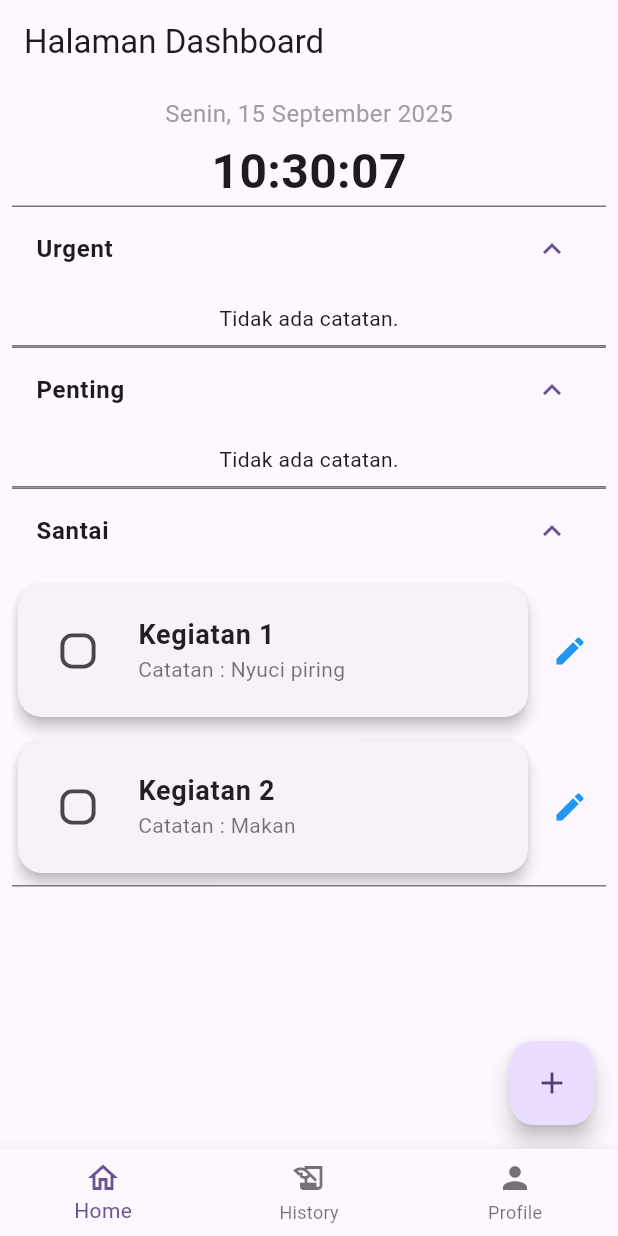
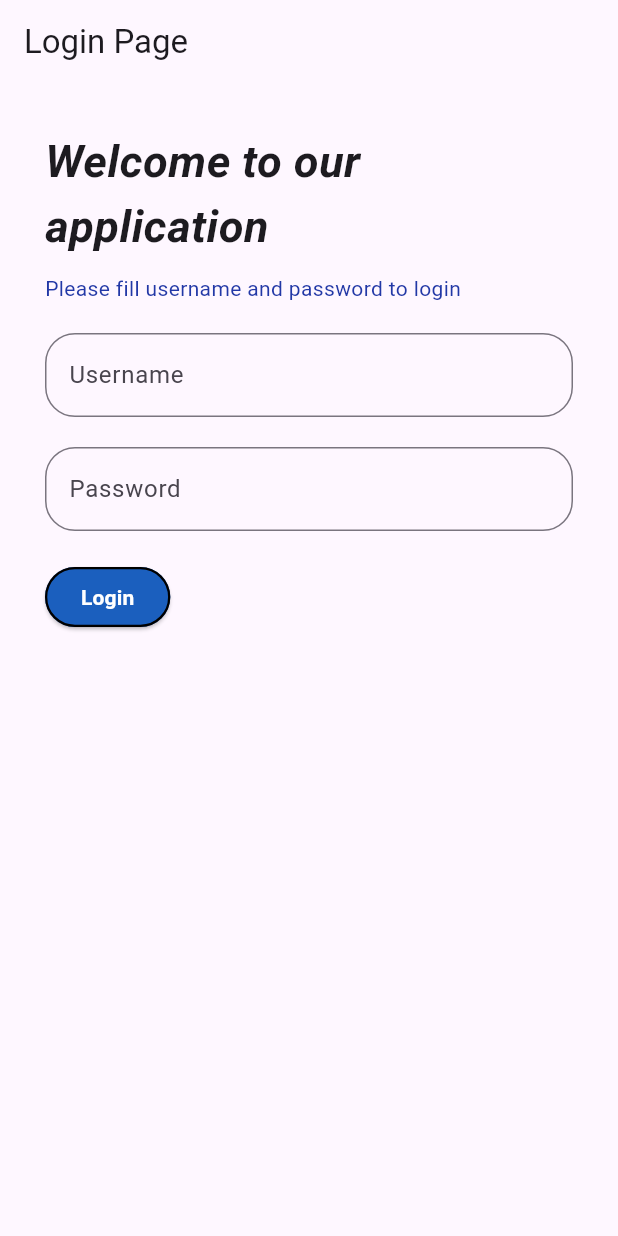
Before and after one commit to Mimirey/ToDoList_Project, a Flutter app: the screen it shows after launch, on a phone screen of 412 x 824 dp. Run offline on Flutter 3.47's test engine with Material 3 defaults, Android fonts, the phone set to English and light mode, and no system bars; our stand-ins replace get.

Commit message:
feat:[SJM] feat/loginpage

```diff
--- /dev/null
+++ b/todolist_project/lib/binding/login_binding.dart
@@ -0,0 +1,10 @@
+import 'package:get/get.dart';
+import 'package:todolist_project/controllers/login_controller.dart';
+
+class LoginBinding extends Bindings{
+  @override
+  void dependencies() {
+    Get.lazyPut<LoginController>(()=>LoginController());
+  }
+
+}
--- /dev/null
+++ b/todolist_project/lib/controllers/login_controller.dart
@@ -0,0 +1,33 @@
+import 'package:flutter/material.dart';
+import 'package:todolist_project/page/dashboard_page.dart';
+
+class LoginController {
+  final TextEditingController usernameController = TextEditingController();
+  final TextEditingController passwordController = TextEditingController();
+
+  void login(BuildContext context) {
+    String username = usernameController.text;
+    String password = passwordController.text;
+
+    if (username == 'admin' && password == '123') {
+      Navigator.push(
+        context,
+        MaterialPageRoute(
+          builder: (context) =>DashboardPage(),
+        ),
+      );
+    } else {
+      ScaffoldMessenger.of(context).showSnackBar(
+        const SnackBar(
+          content: Text("Gagal Login!"),
+          backgroundColor: Colors.red,
+        ),
+      );
+    }
+  }
+
+  void dispose() {
+    usernameController.dispose();
+    passwordController.dispose();
+  }
+}
--- a/todolist_project/lib/main.dart
+++ b/todolist_project/lib/main.dart
@@ -22,7 +22,7 @@ class MyApp extends StatelessWidget {
       theme: ThemeData(
         colorScheme: ColorScheme.fromSeed(seedColor: Colors.deepPurple),
       ),
-      initialRoute: AppRoutes.dahsboardPage,
+      initialRoute: AppRoutes.loginPage,
       getPages: AppPages.pages
     );
   }
--- /dev/null
+++ b/todolist_project/lib/page/login_page.dart
@@ -0,0 +1,124 @@
+import 'package:flutter/material.dart';
+import 'package:get/get_navigation/get_navigation.dart';
+import 'package:get/utils.dart';
+import 'package:todolist_project/page/dashboard_page.dart';
+import 'package:todolist_project/routes/routes.dart';
+
+class LoginPage extends StatefulWidget {
+  const LoginPage({super.key});
+
+  @override
+  State<LoginPage> createState() => _LoginPageState();
+}
+
+class _LoginPageState extends State<LoginPage> {
+  String statusLogin = '';
+  final TextEditingController txtUsername = TextEditingController();
+  final TextEditingController txtPass = TextEditingController();
+
+  @override
+  void dispose() {
+    txtUsername.dispose();
+    txtPass.dispose();
+    super.dispose();
+  }
+
+  @override
+  Widget build(BuildContext context) {
+    return Scaffold(
+      appBar: AppBar(title: const Text("Login Page")),
+      body: Container(
+        margin: const EdgeInsets.all(30),
+        child: Column(
+          crossAxisAlignment: CrossAxisAlignment.start,
+          children: [
+            const Text(
+              "Welcome to our application",
+              style: TextStyle(
+                fontStyle: FontStyle.italic,
+                fontWeight: FontWeight.bold,
+                fontSize: 30,
+              ),
+            ),
+
+            const SizedBox(height: 10),
+
+            const Text(
+              "Please fill username and password to login",
+              style: TextStyle(color: Color.fromARGB(255, 34, 56, 166)),
+            ),
+
+            const SizedBox(height: 20),
+
+            // Username
+            TextField(
+              controller: txtUsername,
+              decoration: InputDecoration(
+                label: const Text('Username'),
+                border: OutlineInputBorder(
+                  borderRadius: BorderRadius.circular(20),
+                ),
+              ),
+            ),
+
+            const SizedBox(height: 20),
+
+            // Password
+            TextField(
+              controller: txtPass,
+              obscureText: true,
+              decoration: InputDecoration(
+                label: const Text('Password'),
+                border: OutlineInputBorder(
+                  borderRadius: BorderRadius.circular(20),
+                ),
+              ),
+            ),
+
+            const SizedBox(height: 20),
+
+            ElevatedButton(
+              onPressed: () {
+                if (txtUsername.text == 'admin' && txtPass.text == '123') {
+                  setState(() {
+                    statusLogin = "Berhasil Login";
+                  });
+                  Get.offNamed(AppRoutes.dahsboardPage);
+                } else {
+                  setState(() {
+                    statusLogin = "Gagal Login";
+                  });
+                }
+                print("status: $statusLogin");
+              },
+              style: ButtonStyle(
+                backgroundColor: const MaterialStatePropertyAll(
+                    Color.fromARGB(255, 27, 95, 190)),
+                side: const MaterialStatePropertyAll(
+                  BorderSide(width: 1.5),
+                ),
+              ),
+              child: const Text(
+                'Login',
+                style:
+                    TextStyle(color: Colors.white, fontWeight: FontWeight.bold),
+              ),
+            ),
+
+            const SizedBox(height: 10),
+
+            Text(
+              statusLogin,
+              style: TextStyle(
+                fontWeight: FontWeight.bold,
+                color: statusLogin == "Berhasil Login"
+                    ? Colors.green
+                    : Colors.red,
+              ),
+            ),
+          ],
+        ),
+      ),
+    );
+  }
+}
--- a/todolist_project/lib/pages.dart
+++ b/todolist_project/lib/pages.dart
@@ -8,6 +8,7 @@ import 'package:todolist_project/fragments/profile_fragment.dart';
 import 'package:todolist_project/page/addNote_page.dart';
 import 'package:todolist_project/page/dashboard_page.dart';
 import 'package:todolist_project/page/editNote_page.dart';
+import 'package:todolist_project/page/login_page.dart';
 import 'package:todolist_project/routes/routes.dart';
 
 class AppPages{
@@ -17,6 +18,7 @@ class AppPages{
     GetPage(name: AppRoutes.historyFragment, page:()=>HistoryFragment()),
     GetPage(name: AppRoutes.profileFragment, page:()=>ProfileFragment()),
     GetPage(name: AppRoutes.addNotePage, page: ()=>AddnotePage(),binding: AddnoteBinding()),
-    GetPage(name: AppRoutes.editNotePage, page:()=>EditnotePage(),binding: EditNoteBinding())
+    GetPage(name: AppRoutes.editNotePage, page:()=>EditnotePage(),binding: EditNoteBinding()),
+    GetPage(name: AppRoutes.loginPage, page: ()=>LoginPage())
   ];
 }
--- a/todolist_project/lib/routes/routes.dart
+++ b/todolist_project/lib/routes/routes.dart
@@ -5,4 +5,5 @@ class AppRoutes{
   static const String profileFragment='/profileFragment';
   static const String addNotePage='/addNotePage';
   static const String editNotePage='/editNotePage';
+  static const String loginPage='/loginPage';
 }
```
Also changed, not shown: 1 other file.
